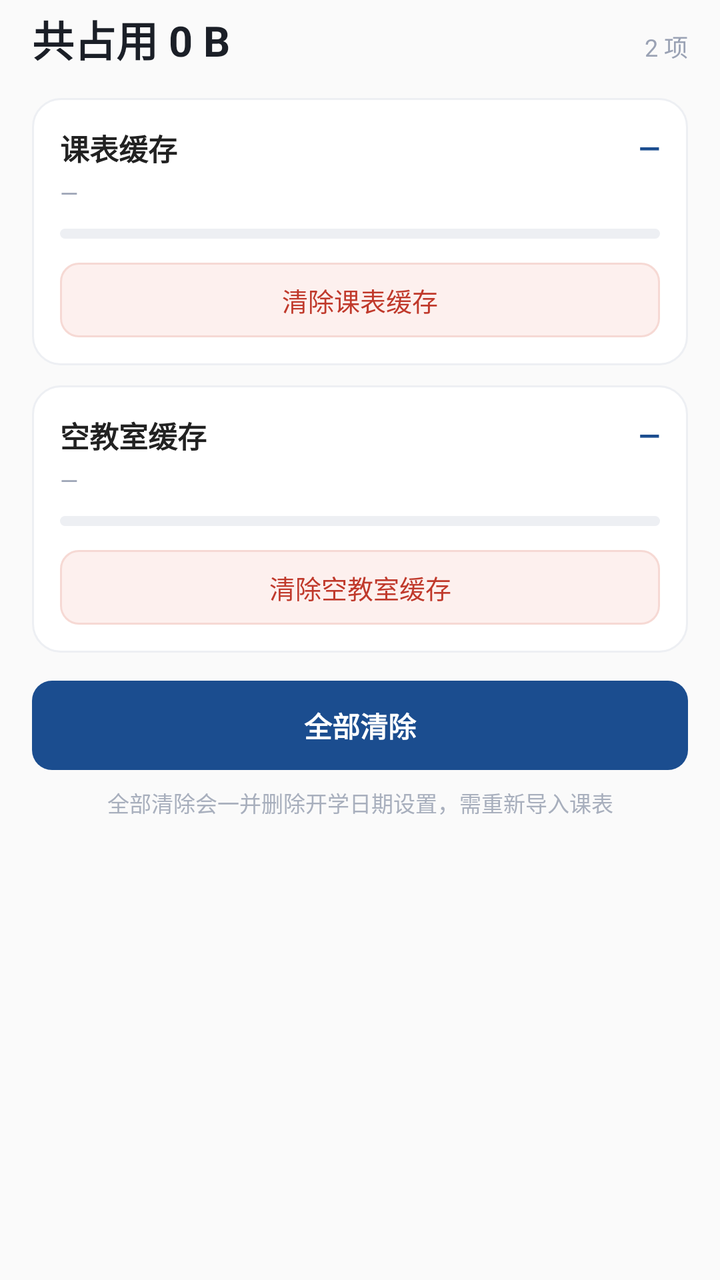
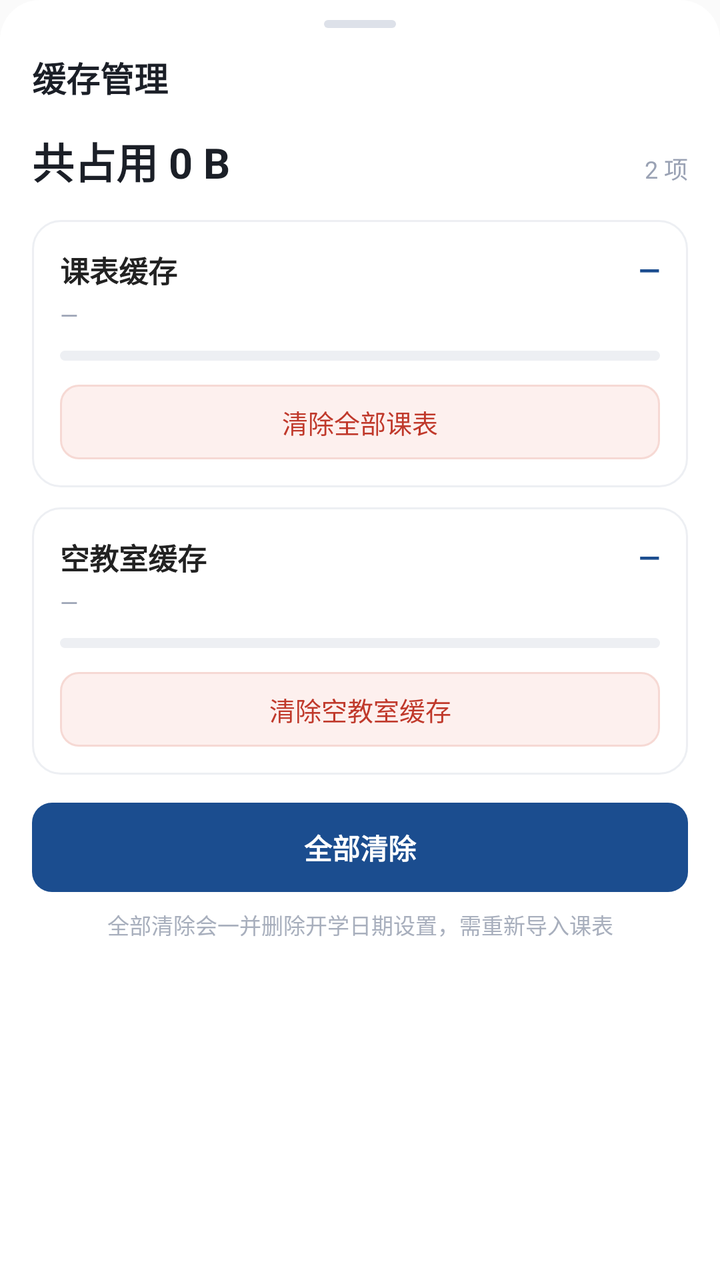

Two renders of the same Android screen: before a commit and after it. Below are the layout's source before the change and the commit's diff.
<!-- AndroidManifest.xml: application theme AppTheme -->
<!-- res/layout/sheet_cache.xml -->
<?xml version="1.0" encoding="utf-8"?>
<LinearLayout xmlns:android="http://schemas.android.com/apk/res/android"
    android:layout_width="match_parent"
    android:layout_height="wrap_content"
    android:orientation="vertical"
    android:paddingStart="16dp"
    android:paddingEnd="16dp"
    android:paddingTop="4dp"
    android:paddingBottom="16dp">

    
    <LinearLayout
        android:layout_width="match_parent"
        android:layout_height="wrap_content"
        android:orientation="horizontal"
        android:gravity="bottom"
        android:paddingBottom="14dp">

        <TextView
            android:id="@+id/cacheTotal"
            android:layout_width="0dp"
            android:layout_height="wrap_content"
            android:layout_weight="1"
            android:text="共占用 0 B"
            android:textSize="21sp"
            android:textStyle="bold"
            android:textColor="#1B1F27" />

        <TextView
            android:id="@+id/cacheTotalSub"
            android:layout_width="wrap_content"
            android:layout_height="wrap_content"
            android:paddingBottom="3dp"
            android:text="2 项"
            android:textSize="12sp"
            android:textColor="#9AA2B4" />
    </LinearLayout>

    
    <LinearLayout
        android:layout_width="match_parent"
        android:layout_height="wrap_content"
        android:orientation="vertical"
        android:background="@drawable/cache_card_bg"
        android:padding="14dp">

        <LinearLayout
            android:layout_width="match_parent"
            android:layout_height="wrap_content"
            android:orientation="horizontal"
            android:gravity="center_vertical">

            <TextView
                android:layout_width="0dp"
                android:layout_height="wrap_content"
                android:layout_weight="1"
                android:text="课表缓存"
                android:textSize="14.5sp"
                android:textStyle="bold"
                android:textColor="#222222" />

            <TextView
                android:id="@+id/cacheSchedSize"
                android:layout_width="wrap_content"
                android:layout_height="wrap_content"
                android:text="—"
                android:textSize="14sp"
                android:textStyle="bold"
                android:textColor="#1B4D8F" />
        </LinearLayout>

        <TextView
            android:id="@+id/cacheSchedMeta"
            style="@style/MoreRowSub"
            android:layout_marginTop="4dp"
            android:text="—" />

        <ProgressBar
            android:id="@+id/cacheSchedBar"
            style="?android:attr/progressBarStyleHorizontal"
            android:layout_width="match_parent"
            android:layout_height="5dp"
            android:layout_marginTop="10dp"
            android:max="100"
            android:progress="0"
            android:progressDrawable="@drawable/cache_bar" />

        
        <TextView
            android:id="@+id/cacheSchedClear"
            android:layout_width="match_parent"
            android:layout_height="wrap_content"
            android:layout_marginTop="12dp"
            android:background="@drawable/cache_btn_danger"
            android:gravity="center"
            android:paddingTop="9dp"
            android:paddingBottom="9dp"
            android:text="清除课表缓存"
            android:textSize="13sp"
            android:textColor="#C0392B" />
    </LinearLayout>

    
    <LinearLayout
        android:layout_width="match_parent"
        android:layout_height="wrap_content"
        android:orientation="vertical"
        android:background="@drawable/cache_card_bg"
        android:layout_marginTop="10dp"
        android:padding="14dp">

        <LinearLayout
            android:layout_width="match_parent"
            android:layout_height="wrap_content"
            android:orientation="horizontal"
            android:gravity="center_vertical">

            <TextView
                android:layout_width="0dp"
                android:layout_height="wrap_content"
                android:layout_weight="1"
                android:text="空教室缓存"
                android:textSize="14.5sp"
                android:textStyle="bold"
                android:textColor="#222222" />

            <TextView
                android:id="@+id/cacheRoomSize"
                android:layout_width="wrap_content"
                android:layout_height="wrap_content"
                android:text="—"
                android:textSize="14sp"
                android:textStyle="bold"
                android:textColor="#1B4D8F" />
        </LinearLayout>

        <TextView
            android:id="@+id/cacheRoomMeta"
            style="@style/MoreRowSub"
            android:layout_marginTop="4dp"
            android:text="—" />

        <ProgressBar
            android:id="@+id/cacheRoomBar"
            style="?android:attr/progressBarStyleHorizontal"
            android:layout_width="match_parent"
            android:layout_height="5dp"
            android:layout_marginTop="10dp"
            android:max="100"
            android:progress="0"
            android:progressDrawable="@drawable/cache_bar" />

        <TextView
            android:id="@+id/cacheRoomClear"
            android:layout_width="match_parent"
            android:layout_height="wrap_content"
            android:layout_marginTop="12dp"
            android:background="@drawable/cache_btn_danger"
            android:gravity="center"
            android:paddingTop="9dp"
            android:paddingBottom="9dp"
            android:text="清除空教室缓存"
            android:textSize="13sp"
            android:textColor="#C0392B" />
    </LinearLayout>

    
    <TextView
        android:id="@+id/cacheClearAll"
        android:layout_width="match_parent"
        android:layout_height="wrap_content"
        android:layout_marginTop="14dp"
        android:background="@drawable/cache_btn_primary"
        android:gravity="center"
        android:paddingTop="12dp"
        android:paddingBottom="12dp"
        android:text="全部清除"
        android:textSize="14sp"
        android:textStyle="bold"
        android:textColor="#FFFFFF" />

    <TextView
        android:layout_width="match_parent"
        android:layout_height="wrap_content"
        android:layout_marginTop="8dp"
        android:gravity="center"
        android:lineSpacingExtra="2dp"
        android:text="全部清除会一并删除开学日期设置，需重新导入课表"
        android:textSize="11sp"
        android:textColor="#A8AFBD" />
</LinearLayout>
<!-- resources referenced by this layout -->
<resources>
  <!-- drawable cache_bar (drawable) -->
  <?xml version="1.0" encoding="utf-8"?>
  <layer-list xmlns:android="http://schemas.android.com/apk/res/android">
      <item android:id="@android:id/background">
          <shape android:shape="rectangle">
              <solid android:color="#EDEFF3" />
              <corners android:radius="3dp" />
          </shape>
      </item>
      <item android:id="@android:id/progress">
          <clip>
              <shape android:shape="rectangle">
                  <solid android:color="#5B8FD6" />
                  <corners android:radius="3dp" />
              </shape>
          </clip>
      </item>
  </layer-list>
  <!-- drawable cache_btn_danger (drawable) -->
  <?xml version="1.0" encoding="utf-8"?>
  <ripple xmlns:android="http://schemas.android.com/apk/res/android"
      android:color="#22C0392B">
      <item>
          <shape android:shape="rectangle">
              <solid android:color="#FDF0EE" />
              <corners android:radius="9dp" />
              <stroke
                  android:width="1dp"
                  android:color="#F6D9D4" />
          </shape>
      </item>
  </ripple>
  <!-- drawable cache_btn_primary (drawable) -->
  <?xml version="1.0" encoding="utf-8"?>
  <ripple xmlns:android="http://schemas.android.com/apk/res/android"
      android:color="#33FFFFFF">
      <item>
          <shape android:shape="rectangle">
              <solid android:color="#1B4D8F" />
              <corners android:radius="10dp" />
          </shape>
      </item>
  </ripple>
  <!-- drawable cache_card_bg (drawable) -->
  <?xml version="1.0" encoding="utf-8"?>
  <shape xmlns:android="http://schemas.android.com/apk/res/android"
      android:shape="rectangle">
      <solid android:color="#FFFFFF" />
      <corners android:radius="14dp" />
      <stroke
          android:width="1dp"
          android:color="#EDEFF3" />
  </shape>
  <style name="MoreRowSub">
          <item name="android:layout_width">match_parent</item>
          <item name="android:layout_height">wrap_content</item>
          <item name="android:layout_marginTop">2dp</item>
          <item name="android:textSize">11.5sp</item>
          <item name="android:lineSpacingExtra">2dp</item>
          <item name="android:textColor">#9aa2b4</item>
      </style>
  <style name="AppTheme" parent="android:Theme.Material.Light.NoActionBar">
          <item name="android:statusBarColor">#ffffff</item>
          <item name="android:windowLightStatusBar">true</item>
      </style>
</resources>

<!-- the commit's change to res/layout/sheet_cache.xml (unified diff, before → after) -->
@@ -3,10 +3,27 @@
     android:layout_width="match_parent"
     android:layout_height="wrap_content"
     android:orientation="vertical"
+    android:background="@drawable/sheet_bg"
     android:paddingStart="16dp"
     android:paddingEnd="16dp"
-    android:paddingTop="4dp"
+    android:paddingTop="10dp"
     android:paddingBottom="16dp">
+
+    <View
+        android:layout_width="36dp"
+        android:layout_height="4dp"
+        android:layout_gravity="center_horizontal"
+        android:background="@drawable/sheet_handle" />
+
+    <TextView
+        android:layout_width="match_parent"
+        android:layout_height="wrap_content"
+        android:layout_marginTop="12dp"
+        android:layout_marginBottom="14dp"
+        android:text="缓存管理"
+        android:textSize="17sp"
+        android:textStyle="bold"
+        android:textColor="#1B1F27" />
 
     
     <LinearLayout
@@ -95,7 +112,7 @@
             android:gravity="center"
             android:paddingTop="9dp"
             android:paddingBottom="9dp"
-            android:text="清除课表缓存"
+            android:text="清除全部课表"
             android:textSize="13sp"
             android:textColor="#C0392B" />
     </LinearLayout>
<!-- resource entries referenced after the edit -->
@@ -53,6 +53,22 @@
           android:width="1dp"
           android:color="#EDEFF3" />
   </shape>
+  <!-- drawable sheet_bg (drawable) -->
+  <?xml version="1.0" encoding="utf-8"?>
+  <shape xmlns:android="http://schemas.android.com/apk/res/android"
+      android:shape="rectangle">
+      <solid android:color="#FFFFFF" />
+      <corners
+          android:topLeftRadius="20dp"
+          android:topRightRadius="20dp" />
+  </shape>
+  <!-- drawable sheet_handle (drawable) -->
+  <?xml version="1.0" encoding="utf-8"?>
+  <shape xmlns:android="http://schemas.android.com/apk/res/android"
+      android:shape="rectangle">
+      <solid android:color="#DDE1E9" />
+      <corners android:radius="2dp" />
+  </shape>
   <style name="MoreRowSub">
           <item name="android:layout_width">match_parent</item>
           <item name="android:layout_height">wrap_content</item>
